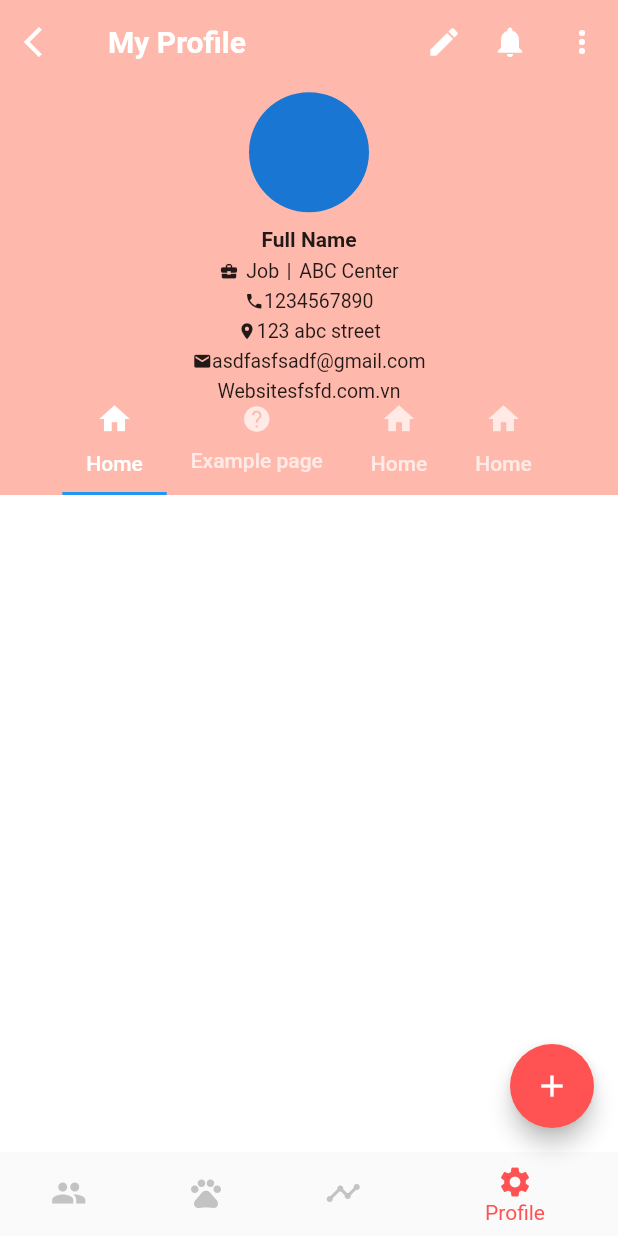
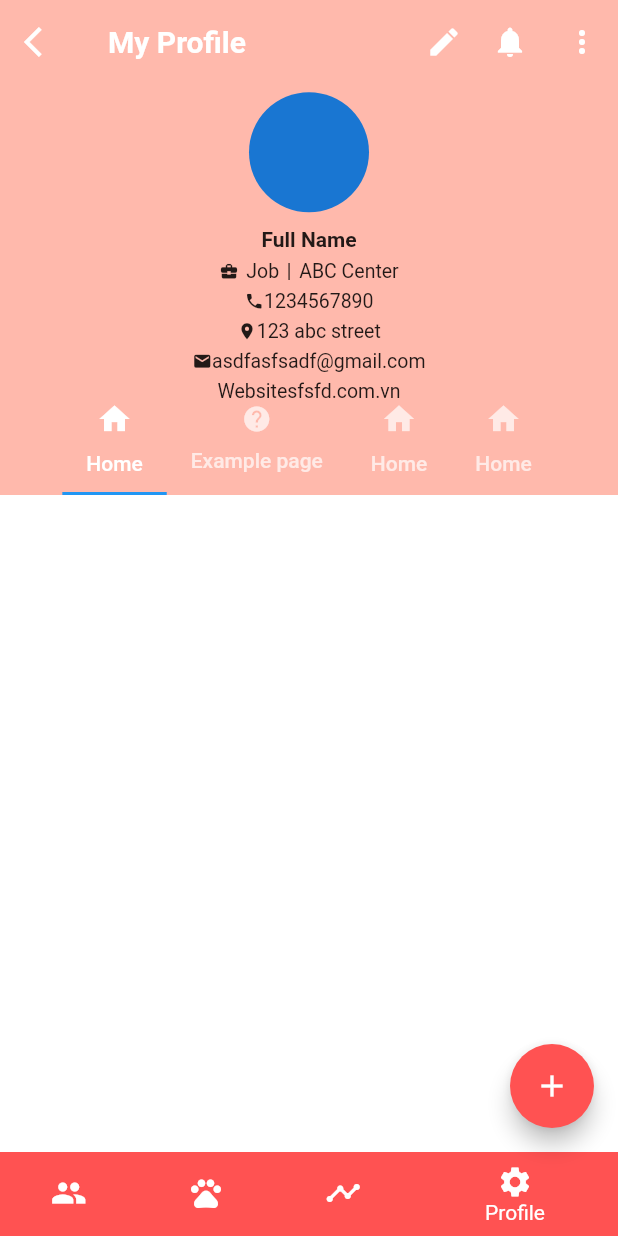
Before and after one commit to catInOrbit/PetRescue, a Flutter app: the PostHome screen opened directly, item 4 of the bottom bar chosen, on a phone screen of 412 x 824 dp. Run offline on Flutter 3.47's test engine with Material 2 defaults, Android fonts, the phone set to English and light mode, and no system bars; our stand-ins replace email_validator, flutter_signin_button, flutter_svg, formz, rxdart; network calls fail.

Commit message:
routine commit

```diff
--- a/lib/screens/post_home.dart
+++ b/lib/screens/post_home.dart
@@ -38,12 +38,13 @@ class _PostHomeState extends State<PostHome> {
     final bottomNavBar = BottomNavigationBar(
       onTap: onTabTapped,
       currentIndex: _currentIndex,
-      selectedItemColor: Colors.redAccent,
+      selectedItemColor: Colors.white,
       backgroundColor: Colors.redAccent,
-      unselectedItemColor: Colors.grey.withOpacity(0.6),
+      unselectedItemColor: Colors.white,
       elevation: 0.0,
       items: [
         BottomNavigationBarItem(
+          backgroundColor: Colors.redAccent,
           icon: Icon(Icons.people),
           title: Text(
             'Request',
--- a/lib/screens/timeline.dart
+++ b/lib/screens/timeline.dart
@@ -1,5 +1,6 @@
 import 'package:flutter/material.dart';
 import 'package:petrescue/widgets/postFeed/post_empty.dart';
+import 'package:petrescue/bloc/app_general/global.dart' as globals;
 
 class Timeline extends StatefulWidget {
   @override
@@ -79,6 +80,9 @@ class _TimelineState extends State<Timeline> {
                 Container(
                   decoration: BoxDecoration(
                     borderRadius: BorderRadius.circular(10),
+                    image: DecorationImage(
+                      // image: NetworkImage(globals.currentUser)
+                    ),
                     boxShadow: [
                       BoxShadow(
                         color: Color(0x3f000000),
--- a/lib/widgets/common.dart
+++ b/lib/widgets/common.dart
@@ -1,4 +1,5 @@
 import 'package:flutter/material.dart';
+import 'package:petrescue/bloc/app_general/global.dart';
 import 'package:petrescue/main.dart';
 import 'package:petrescue/models/post_model.dart';
 import 'package:petrescue/models/user.dart';
@@ -241,6 +242,7 @@ class DetailCardButton extends StatelessWidget {
     return  Flexible(
       child: InkWell(
         onTap: (){
+          postModel.acceptedRequestUser = currentUser;
           Navigator.push(
               context,
               MaterialPageRoute(
```
Also changed, not shown: lib/widgets/post_card.dart (+7 -3 lines).
